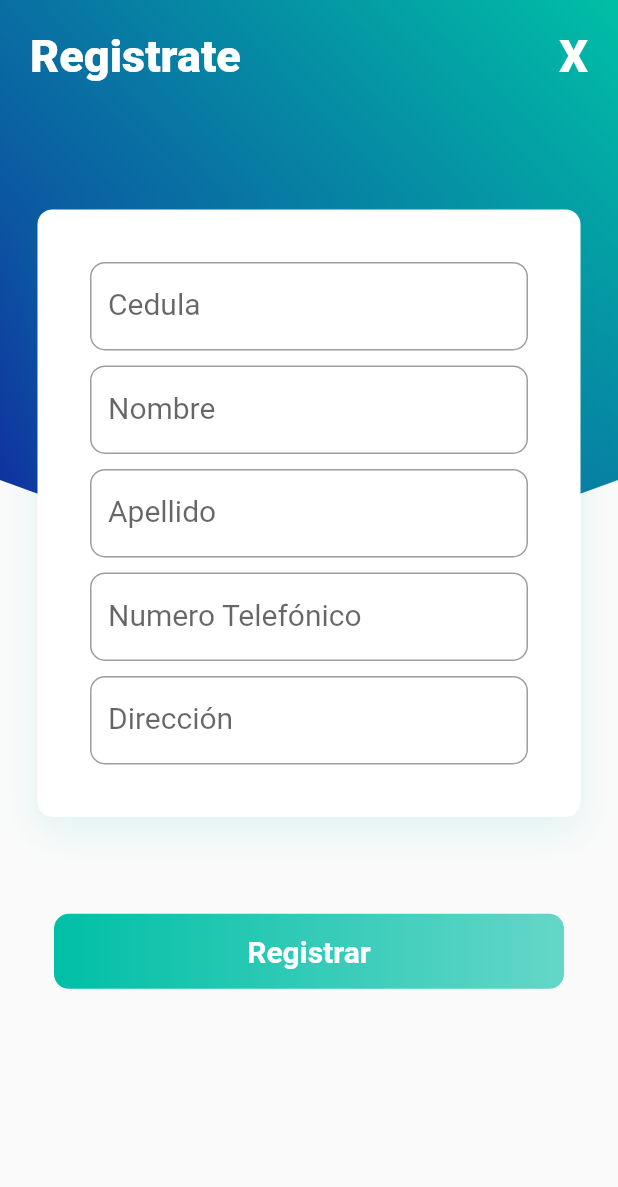
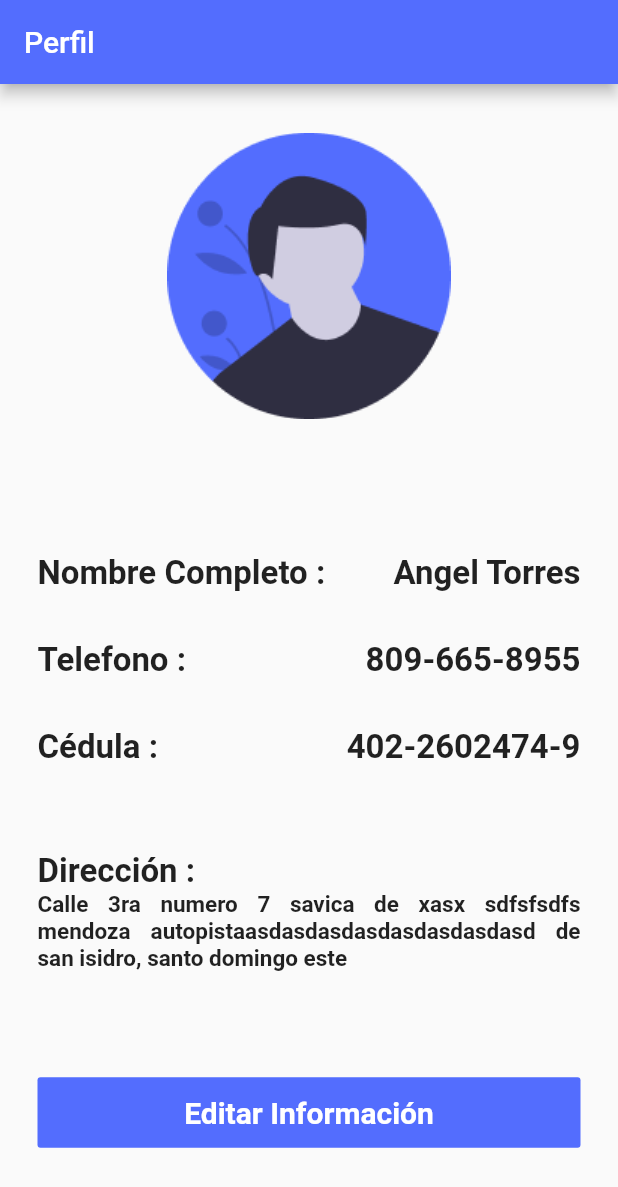
Before and after one commit to AsclepioApp/asclepio_paciente, a Flutter app: the screen it shows after launch, on a phone screen of 412 x 824 dp. Shown: the top 1187 px of the screen. Run offline on Flutter 3.47's test engine with Material 2 defaults, Android fonts, the phone set to English and light mode, and no system bars.

Commit message:
added profile page basic design

```diff
--- a/lib/components/TextInput.dart
+++ b/lib/components/TextInput.dart
@@ -1,6 +1,5 @@
 import 'dart:ui';
 
-import 'package:asclepio_paciente_flutter/utilities/constants.dart';
 import 'package:flutter/cupertino.dart';
 import 'package:flutter/material.dart';
 
@@ -21,9 +20,6 @@ class TextInput extends StatelessWidget {
   }
 }
 
-// ,
-//         decoration: BoxDecoration(
-//             border: Border.all(color: Colors.grey[100]))
 
 class RoundedInput extends StatelessWidget {
   RoundedInput({@required this.labelText});
--- /dev/null
+++ b/lib/components/UserDirectionAndEdit.dart
@@ -0,0 +1,53 @@
+import 'package:asclepio_paciente_flutter/utilities/constants.dart';
+import 'package:flutter/material.dart';
+import 'package:flutter/widgets.dart';
+
+class UserDirectionAndEdit extends StatelessWidget {
+  @override
+  Widget build(BuildContext context) {
+    return Column(
+      // textDirection: TextDirection.ltr,
+      // mainAxisAlignment: ,
+      children: <Widget>[
+        Align(
+          alignment: Alignment.topLeft,
+          child: Text(
+            "Dirección :",
+            style: TextStyle(fontSize: 22, fontWeight: FontWeight.bold),
+          ),
+        ),
+        Row(
+          children: <Widget>[
+            Expanded(
+              child: Text(
+                "Calle 3ra numero 7 savica de xasx sdfsfsdfs mendoza autopistaasdasdasdasdasdasdasdasd de san isidro, santo domingo este",
+                textAlign: TextAlign.justify,
+                style: TextStyle(fontSize: 15, fontWeight: FontWeight.w600),
+              ),
+            ),
+          ],
+        ),
+        Container(
+          height: MediaQuery.of(context).size.height / 7,
+          // color: Colors.red,
+          child: Column(
+            mainAxisAlignment: MainAxisAlignment.end,
+            children: <Widget>[
+              SizedBox(
+                width: double.infinity,
+                child: FlatButton(
+                  padding: EdgeInsets.all(12.0),
+                  color: mainPurpleColor,
+                  child: Text("Editar Información", style:  TextStyle( color: kWhiteColor, fontWeight: FontWeight.bold, fontSize: 20),),
+                  onPressed: () {
+                    print("pressing btn");
+                  },
+                ),
+              )
+            ],
+          ),
+        )
+      ],
+    );
+  }
+}
--- /dev/null
+++ b/lib/components/UserInformationSection.dart
@@ -0,0 +1,28 @@
+import 'package:flutter/widgets.dart';
+
+import 'UserRowInfoKeyValue.dart';
+
+class UserInformationSection extends StatelessWidget {
+  @override
+  Widget build(BuildContext context) {
+    return Column(
+      textDirection: TextDirection.ltr,
+      mainAxisSize: MainAxisSize.min,
+      mainAxisAlignment: MainAxisAlignment.spaceEvenly,
+      children: <Widget>[
+        UserRowInfoKeyValue(
+          keyInfo: "Nombre Completo :",
+          valueInfo: "Angel Torres",
+        ),
+        UserRowInfoKeyValue(
+          keyInfo: "Telefono :",
+          valueInfo: "809-665-8955",
+        ),
+        UserRowInfoKeyValue(
+          keyInfo: "Cédula :",
+          valueInfo: "402-2602474-9",
+        ),
+      ],
+    );
+  }
+}
--- /dev/null
+++ b/lib/components/UserRowInfoKeyValue.dart
@@ -0,0 +1,19 @@
+
+import 'package:flutter/widgets.dart';
+
+class UserRowInfoKeyValue extends StatelessWidget {
+  UserRowInfoKeyValue({@required this.keyInfo, @required this.valueInfo});
+  final String keyInfo;
+  final String valueInfo;
+  final textStyle = TextStyle(fontSize: 22, fontWeight: FontWeight.bold);
+  @override
+  Widget build(BuildContext context) {
+    return Row(
+      mainAxisAlignment: MainAxisAlignment.spaceBetween,
+      children: <Widget>[
+        Text(this.keyInfo, style: textStyle),
+        Text(this.valueInfo, style: textStyle),
+      ],
+    );
+  }
+}
--- a/lib/main.dart
+++ b/lib/main.dart
@@ -1,3 +1,4 @@
+import 'package:asclepio_paciente_flutter/pages/profile.dart';
 import 'package:asclepio_paciente_flutter/pages/register.dart';
 import 'package:flutter/material.dart';
 
@@ -21,7 +22,7 @@ class MyApp extends StatelessWidget {
         // is not restarted.
         primarySwatch: Colors.blue,
       ),
-      home: SafeArea(top: true, bottom: true, child: Register(),)
+      home: SafeArea(top: true, bottom: true, child: Profile(),)
     );
   }
 }
--- /dev/null
+++ b/lib/pages/profile.dart
@@ -0,0 +1,48 @@
+import 'package:asclepio_paciente_flutter/components/UserDirectionAndEdit.dart';
+import 'package:asclepio_paciente_flutter/components/UserInformationSection.dart';
+import 'package:asclepio_paciente_flutter/utilities/constants.dart';
+import 'package:flutter/cupertino.dart';
+import 'package:flutter/material.dart';
+
+class Profile extends StatefulWidget {
+  @override
+  State<StatefulWidget> createState() {
+    return ProfileState();
+  }
+}
+
+class ProfileState extends State<Profile> {
+  @override
+  Widget build(BuildContext context) {
+    return Scaffold(
+        appBar: AppBar(
+          title: Text("Perfil"),
+          backgroundColor: mainPurpleColor,
+        ),
+        body: Container(
+          width: MediaQuery.of(context).size.width,
+          child: Column(
+            children: <Widget>[
+              Expanded(
+                //Profile picture, change to network when saved
+                child: Image.asset("assets/images/profile_picture.png"),
+                flex: 1,
+              ),
+              Expanded(
+                child: Padding(
+                    padding: EdgeInsets.all(25),
+                    child: UserInformationSection()),
+                flex: 1,
+              ),
+              Expanded(
+                child: Container(
+                    child: Padding(
+                        padding: EdgeInsets.fromLTRB(25, 0, 25, 0),
+                        child: UserDirectionAndEdit())),
+                flex: 1,
+              )
+            ],
+          ),
+        ));
+  }
+}
--- a/lib/pages/register.dart
+++ b/lib/pages/register.dart
@@ -55,8 +55,7 @@ class RegisterButton extends StatelessWidget {
       child: Center(
         child: Text(
           "Registrar",
-          style: TextStyle(
-              color: kWhiteColor, fontWeight: FontWeight.bold, fontSize: 20),
+          style: TextStyle( color: kWhiteColor, fontWeight: FontWeight.bold, fontSize: 20),
         ),
       ),
     );
--- a/lib/utilities/constants.dart
+++ b/lib/utilities/constants.dart
@@ -3,3 +3,4 @@ import 'package:flutter/material.dart';
 //Colors
 const kMainGreenColor = Color(0xFF00BFA6);
 const kWhiteColor = Color(0xFFFFFFFF);
+const mainPurpleColor = Color(0xff536DFE);
--- a/pubspec.yaml
+++ b/pubspec.yaml
@@ -41,10 +41,8 @@ flutter:
   uses-material-design: true
 
   # To add assets to your application, add an assets section, like this:
-  # assets:
-  #  - images/a_dot_burr.jpeg
-  #  - images/a_dot_ham.jpeg
-
+  assets:
+    - assets/images/profile_picture.png
   # An image asset can refer to one or more resolution-specific "variants", see
   # https://flutter.dev/assets-and-images/#resolution-aware.
 
```
Also changed, not shown: assets/images/profile_picture.png (added).
